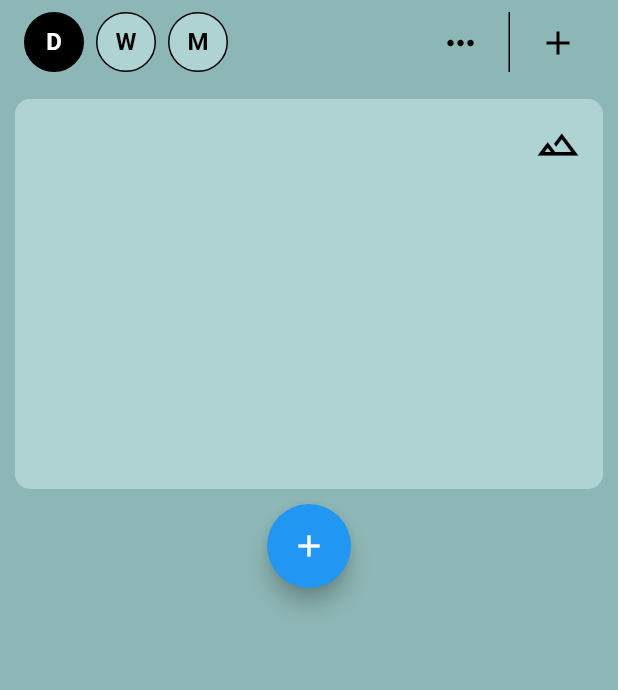
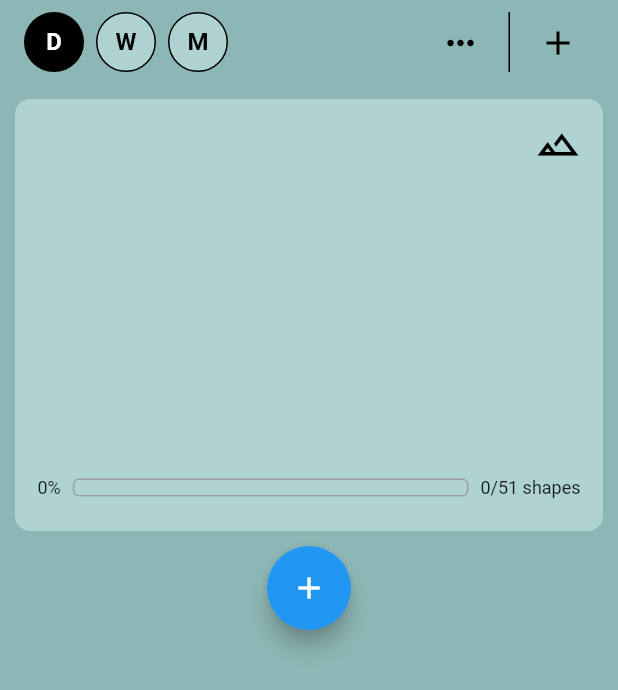
Before and after one commit to roshankern/TaskZoo, a Flutter app: the screen it shows after launch, on a phone screen of 412 x 824 dp. Shown: the top 690 px of the screen. Run offline on Flutter 3.47's test engine with Material 2 defaults, Android fonts, the phone set to English and light mode, and no system bars; our stand-ins replace flutter_svg, font_awesome_flutter.

Commit message:
update animal builder

```diff
--- a/lib/main.dart
+++ b/lib/main.dart
@@ -68,6 +68,7 @@ class _MyHomePageState extends State<MyHomePage> {
         body: ListView(children: [
           AnimalBuilder(
             svgPath: "assets/low_poly_curled_fox.svg",
+            biomeIcon: Icons.terrain_outlined,
             key: _animalBuilderKey,
           ),
           FloatingActionButton(
--- a/lib/widgets/Mainscreen/AnimalBuilder.dart
+++ b/lib/widgets/Mainscreen/AnimalBuilder.dart
@@ -5,9 +5,11 @@ import 'package:flutter_svg/flutter_svg.dart';
 const cardColor = Color.fromRGBO(175, 210, 210, 1);
 
 class AnimalBuilder extends StatefulWidget {
-  AnimalBuilder({required this.svgPath, Key? key}) : super(key: key);
+  AnimalBuilder({required this.svgPath, required this.biomeIcon, Key? key})
+      : super(key: key);
 
   final String svgPath;
+  final IconData biomeIcon;
 
   @override
   State<AnimalBuilder> createState() => AnimalBuilderState();
@@ -17,6 +19,7 @@ class AnimalBuilderState extends State<AnimalBuilder> {
   int _numShapes = 0;
   late Future<String> svgDataFuture;
   int _totalNumShapes = 0;
+  double _buildPercent = 0;
 
   Future<String> loadSvgData(String assetName) async {
     return await rootBundle.loadString(assetName);
@@ -30,7 +33,10 @@ class AnimalBuilderState extends State<AnimalBuilder> {
 
   void addShape() {
     setState(() {
-      _numShapes++;
+      if (_numShapes < _totalNumShapes) {
+        _numShapes++;
+        _buildPercent = _numShapes / _totalNumShapes;
+      }
     });
   }
 
@@ -78,19 +84,17 @@ class AnimalBuilderState extends State<AnimalBuilder> {
     return FutureBuilder<String>(
       future: svgDataFuture,
       builder: (BuildContext context, AsyncSnapshot<String> snapshot) {
-        // svg data starts with empty image (this wont change if no data is loaded)
-        String svgData =
-            '''<?xml version="1.0" encoding="UTF-8"?><svg xmlns="http://www.w3.org/2000/svg" width="1" height="1"/>''';
-
-        if (snapshot.connectionState == ConnectionState.done) {
-          // get svg string data based on svg file and number of desired shapes
-          svgData = snapshot.data!;
-          // find total number of shapes so we can tell user how close they are to being complete with this shape
-          _totalNumShapes = countPathsInSvg(svgData);
-          svgData = getBuilderSvg(svgData, _numShapes);
+        if (snapshot.connectionState == ConnectionState.waiting) {
+          return Text('Loading...');
         } else if (snapshot.hasError) {
           return Text('Error: ${snapshot.error}');
         }
+
+        // get svg string data based on svg file and number of desired shapes
+        String svgData = snapshot.data!;
+        // find total number of shapes so we can tell user how close they are to being complete with this shape
+        _totalNumShapes = countPathsInSvg(svgData);
+        svgData = getBuilderSvg(svgData, _numShapes);
 
         return Padding(
           padding: const EdgeInsets.all(10.0),
@@ -100,12 +104,12 @@ class AnimalBuilderState extends State<AnimalBuilder> {
               borderRadius: BorderRadius.circular(10.0),
               color: cardColor,
             ),
-            child: Center(
-                child: Column(children: [
-              const Align(
+            child:
+                Column(mainAxisAlignment: MainAxisAlignment.center, children: [
+              Align(
                 alignment: Alignment.topRight,
                 child: Icon(
-                  Icons.terrain_outlined,
+                  widget.biomeIcon,
                   color: Colors.black,
                   size: 30.0,
                 ),
@@ -115,7 +119,46 @@ class AnimalBuilderState extends State<AnimalBuilder> {
                 width: 200,
                 height: 200,
               ),
-            ])),
+              Row(
+                mainAxisAlignment: MainAxisAlignment.spaceBetween,
+                children: <Widget>[
+                  Text(
+                    '${(_buildPercent * 100).toStringAsFixed(0)}%',
+                    style: TextStyle(fontSize: 12),
+                  ),
+                  Expanded(
+                    child: Padding(
+                      padding: const EdgeInsets.all(8.0),
+                      child: Stack(
+                        children: [
+                          Container(
+                            height: 12,
+                            decoration: BoxDecoration(
+                              border: Border.all(color: Colors.grey, width: 1),
+                              borderRadius:
+                                  BorderRadius.all(Radius.circular(4)),
+                            ),
+                          ),
+                          ClipRRect(
+                            borderRadius: BorderRadius.all(Radius.circular(4)),
+                            child: LinearProgressIndicator(
+                              value: _buildPercent,
+                              backgroundColor: Colors.transparent,
+                              color: Colors.black,
+                              minHeight: 12,
+                            ),
+                          ),
+                        ],
+                      ),
+                    ),
+                  ),
+                  Text(
+                    '$_numShapes/$_totalNumShapes shapes',
+                    style: TextStyle(fontSize: 12),
+                  ),
+                ],
+              ),
+            ]),
           ),
         );
       },
```
